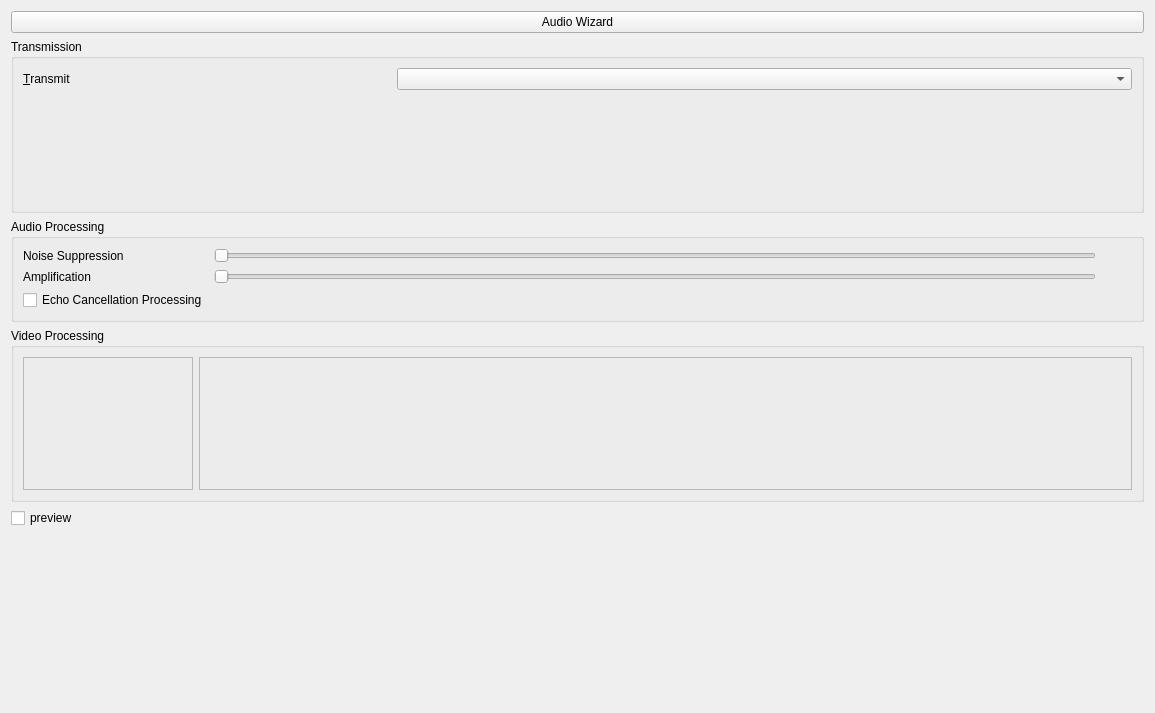
Above: plugins/VOIP/gui/AudioInputConfig.ui from RetroShare/RetroShare before the change. Below: the same form after it.
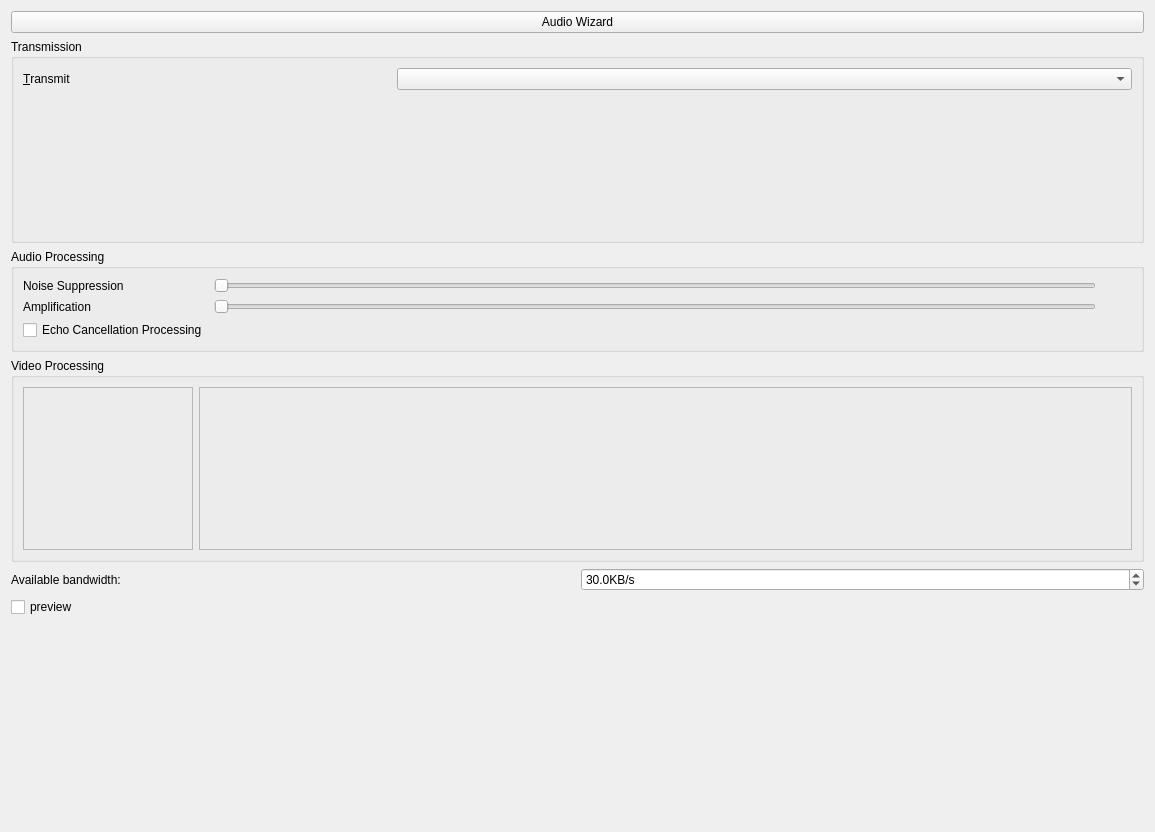
That is the form after the change. Custom widgets are drawn as their Qt base class.

Commit message: added max bandwidth test preview and in/out bw estimate. Still missing the logic inside the codec

```diff
--- a/plugins/VOIP/gui/AudioInputConfig.ui
+++ b/plugins/VOIP/gui/AudioInputConfig.ui
@@ -7,7 +7,7 @@
     <x>0</x>
     <y>0</y>
     <width>1155</width>
-    <height>713</height>
+    <height>832</height>
    </rect>
   </property>
   <layout class="QVBoxLayout" name="verticalLayout">
@@ -391,6 +391,39 @@
      </layout>
     </widget>
    </item>
+   <item>
+    <layout class="QHBoxLayout" name="horizontalLayout_3">
+     <item>
+      <widget class="QLabel" name="label_2">
+       <property name="text">
+        <string>Available bandwidth:</string>
+       </property>
+      </widget>
+     </item>
+     <item>
+      <widget class="QDoubleSpinBox" name="availableBW_SB">
+       <property name="toolTip">
+        <string>&lt;html&gt;&lt;head/&gt;&lt;body&gt;&lt;p&gt;Use this field to simulate the maximum bandwidth available so as to preview what the encoded video will look like with the corresponding compression rate.&lt;/p&gt;&lt;/body&gt;&lt;/html&gt;</string>
+       </property>
+       <property name="suffix">
+        <string>KB/s</string>
+       </property>
+       <property name="decimals">
+        <number>1</number>
+       </property>
+       <property name="minimum">
+        <double>5.000000000000000</double>
+       </property>
+       <property name="maximum">
+        <double>200.000000000000000</double>
+       </property>
+       <property name="value">
+        <double>30.000000000000000</double>
+       </property>
+      </widget>
+     </item>
+    </layout>
+   </item>
    <item>
     <widget class="QCheckBox" name="showEncoded_CB">
      <property name="toolTip">
```
The commit also changes 7 other files.
